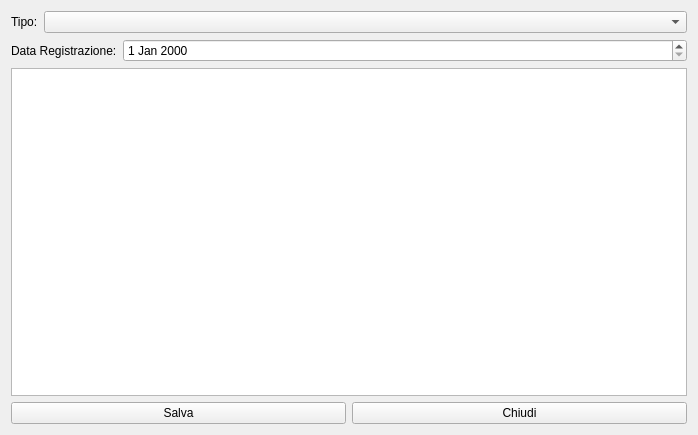
Qt form cregistrazione.ui (fblabs/cimiapp2) before a commit.
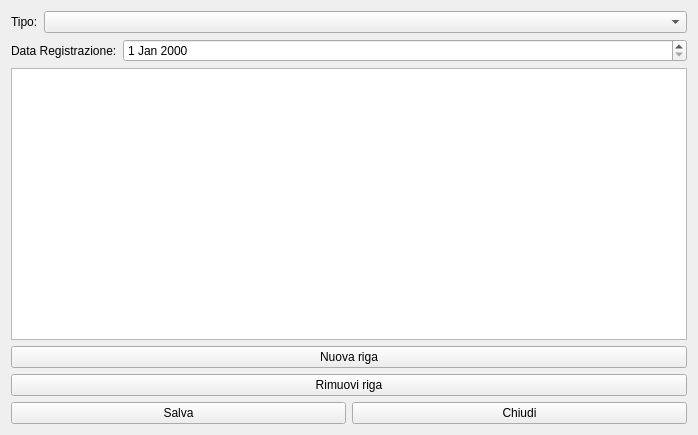
The same form after that commit. Icons and pictures are not drawn.

Patch:
```diff
--- a/cregistrazione.ui
+++ b/cregistrazione.ui
@@ -58,6 +58,28 @@
        </property>
       </widget>
      </item>
+     <item>
+      <widget class="QPushButton" name="pushButton_3">
+       <property name="text">
+        <string>Nuova riga</string>
+       </property>
+       <property name="icon">
+        <iconset resource="graphics.qrc">
+         <normaloff>:/Resources/Plus.PNG</normaloff>:/Resources/Plus.PNG</iconset>
+       </property>
+      </widget>
+     </item>
+     <item>
+      <widget class="QPushButton" name="pushButton_4">
+       <property name="text">
+        <string>Rimuovi riga</string>
+       </property>
+       <property name="icon">
+        <iconset resource="graphics.qrc">
+         <normaloff>:/Resources/Minus.PNG</normaloff>:/Resources/Minus.PNG</iconset>
+       </property>
+      </widget>
+     </item>
      <item>
       <layout class="QHBoxLayout" name="horizontalLayout">
        <item>
```
